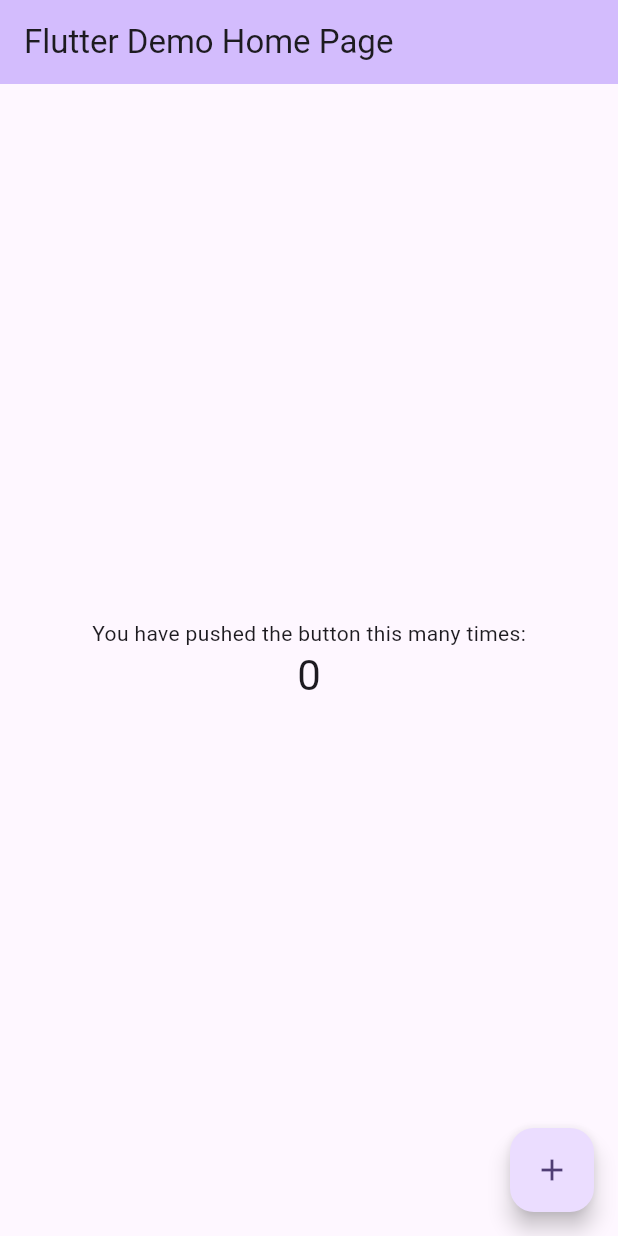
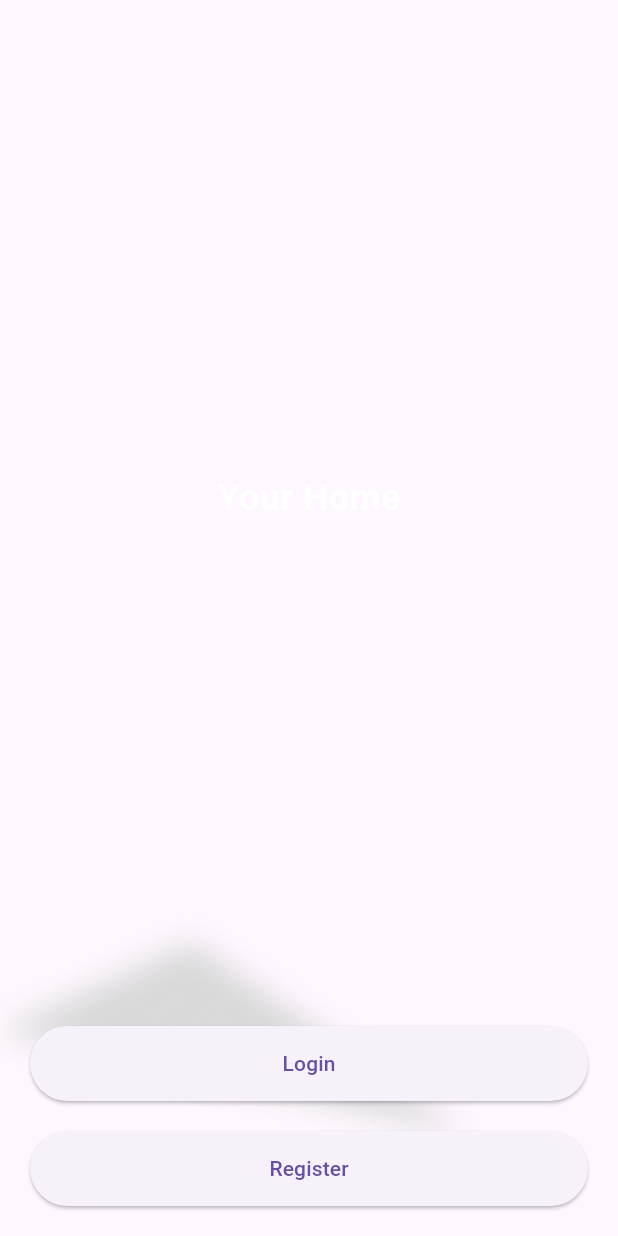
Before and after one commit to mellivora24/YourHome, a Flutter app: the screen it shows after launch, on a phone screen of 412 x 824 dp. Run offline on Flutter 3.47's test engine with Material 3 defaults, Android fonts, the phone set to English and light mode, and no system bars.

Commit message:
Clean folder

```diff
--- a/lib/main.dart
+++ b/lib/main.dart
@@ -1,125 +1,25 @@
 import 'package:flutter/material.dart';
+import 'package:yourhome/utils/routers.dart';
 
 void main() {
-  runApp(const MyApp());
+  WidgetsFlutterBinding.ensureInitialized();
+  runApp(MyApp());
 }
 
 class MyApp extends StatelessWidget {
   const MyApp({super.key});
 
-  // This widget is the root of your application.
   @override
   Widget build(BuildContext context) {
     return MaterialApp(
-      title: 'Flutter Demo',
+      title: 'Your Home',
       theme: ThemeData(
-        // This is the theme of your application.
-        //
-        // TRY THIS: Try running your application with "flutter run". You'll see
-        // the application has a purple toolbar. Then, without quitting the app,
-        // try changing the seedColor in the colorScheme below to Colors.green
-        // and then invoke "hot reload" (save your changes or press the "hot
-        // reload" button in a Flutter-supported IDE, or press "r" if you used
-        // the command line to start the app).
-        //
-        // Notice that the counter didn't reset back to zero; the application
-        // state is not lost during the reload. To reset the state, use hot
-        // restart instead.
-        //
-        // This works for code too, not just values: Most code changes can be
-        // tested with just a hot reload.
-        colorScheme: ColorScheme.fromSeed(seedColor: Colors.deepPurple),
-        useMaterial3: true,
+        primarySwatch: Colors.blue,
+        visualDensity: VisualDensity.adaptivePlatformDensity,
       ),
-      home: const MyHomePage(title: 'Flutter Demo Home Page'),
+      routes: AppRoutes.routes,
+      initialRoute: AppRoutes.LANDINGPAGE,
+      debugShowCheckedModeBanner: false,
     );
   }
 }
-
-class MyHomePage extends StatefulWidget {
-  const MyHomePage({super.key, required this.title});
-
-  // This widget is the home page of your application. It is stateful, meaning
-  // that it has a State object (defined below) that contains fields that affect
-  // how it looks.
-
-  // This class is the configuration for the state. It holds the values (in this
-  // case the title) provided by the parent (in this case the App widget) and
-  // used by the build method of the State. Fields in a Widget subclass are
-  // always marked "final".
-
-  final String title;
-
-  @override
-  State<MyHomePage> createState() => _MyHomePageState();
-}
-
-class _MyHomePageState extends State<MyHomePage> {
-  int _counter = 0;
-
-  void _incrementCounter() {
-    setState(() {
-      // This call to setState tells the Flutter framework that something has
-      // changed in this State, which causes it to rerun the build method below
-      // so that the display can reflect the updated values. If we changed
-      // _counter without calling setState(), then the build method would not be
-      // called again, and so nothing would appear to happen.
-      _counter++;
-    });
-  }
-
-  @override
-  Widget build(BuildContext context) {
-    // This method is rerun every time setState is called, for instance as done
-    // by the _incrementCounter method above.
-    //
-    // The Flutter framework has been optimized to make rerunning build methods
-    // fast, so that you can just rebuild anything that needs updating rather
-    // than having to individually change instances of widgets.
-    return Scaffold(
-      appBar: AppBar(
-        // TRY THIS: Try changing the color here to a specific color (to
-        // Colors.amber, perhaps?) and trigger a hot reload to see the AppBar
-        // change color while the other colors stay the same.
-        backgroundColor: Theme.of(context).colorScheme.inversePrimary,
-        // Here we take the value from the MyHomePage object that was created by
-        // the App.build method, and use it to set our appbar title.
-        title: Text(widget.title),
-      ),
-      body: Center(
-        // Center is a layout widget. It takes a single child and positions it
-        // in the middle of the parent.
-        child: Column(
-          // Column is also a layout widget. It takes a list of children and
-          // arranges them vertically. By default, it sizes itself to fit its
-          // children horizontally, and tries to be as tall as its parent.
-          //
-          // Column has various properties to control how it sizes itself and
-          // how it positions its children. Here we use mainAxisAlignment to
-          // center the children vertically; the main axis here is the vertical
-          // axis because Columns are vertical (the cross axis would be
-          // horizontal).
-          //
-          // TRY THIS: Invoke "debug painting" (choose the "Toggle Debug Paint"
-          // action in the IDE, or press "p" in the console), to see the
-          // wireframe for each widget.
-          mainAxisAlignment: MainAxisAlignment.center,
-          children: <Widget>[
-            const Text(
-              'You have pushed the button this many times:',
-            ),
-            Text(
-              '$_counter',
-              style: Theme.of(context).textTheme.headlineMedium,
-            ),
-          ],
-        ),
-      ),
-      floatingActionButton: FloatingActionButton(
-        onPressed: _incrementCounter,
-        tooltip: 'Increment',
-        child: const Icon(Icons.add),
-      ), // This trailing comma makes auto-formatting nicer for build methods.
-    );
-  }
-}
--- /dev/null
+++ b/lib/utils/routers.dart
@@ -0,0 +1,9 @@
+import 'package:yourhome/views/screens/landing_page/LandingPage.dart';
+
+class AppRoutes {
+  static const LANDINGPAGE = '/landingpage';
+
+  static final routes = {
+    LANDINGPAGE: (context) => LandingPage(),
+  };
+}
--- /dev/null
+++ b/lib/views/screens/landing_page/LandingPage.dart
@@ -0,0 +1,73 @@
+import 'package:flutter/material.dart';
+
+class LandingPage extends StatefulWidget {
+  const LandingPage({super.key});
+
+  @override
+  State<LandingPage> createState() => _LandingPageState();
+}
+
+class _LandingPageState extends State<LandingPage> {
+  @override
+  Widget build(BuildContext context) {
+    return Scaffold(
+      body: DecoratedBox(
+          decoration: BoxDecoration(
+            image: DecorationImage(
+              image: AssetImage('assets/images/background.png'),
+              fit: BoxFit.cover,
+            ),
+          ),
+          child: Column(
+            children: [
+              Expanded(
+                child: Center(
+                  child: Column(
+                    mainAxisAlignment: MainAxisAlignment.center,
+                    children: [
+                      Text(
+                        'Your Home',
+                        style: TextStyle(
+                          fontSize: 24,
+                          fontWeight: FontWeight.bold,
+                          color: Colors.white,
+                        ),
+                      ),
+                    ],
+                  ),
+                ),
+              ),
+              Padding(
+                padding: const EdgeInsets.all(20),
+                child: Column(
+                  children: [
+                    SizedBox(
+                      width: double.infinity,
+                      height: 50,
+                      child: ElevatedButton(
+                        onPressed: () {
+                          Navigator.pushNamed(context, '/login');
+                        },
+                        child: Text('Login'),
+                      ),
+                    ),
+                    SizedBox(height: 20),
+                    SizedBox(
+                      width: double.infinity,
+                      height: 50,
+                      child: ElevatedButton(
+                        onPressed: () {
+                          Navigator.pushNamed(context, '/register');
+                        },
+                        child: Text('Register'),
+                      ),
+                    ),
+                  ],
+                ),
+              ),
+            ],
+          ),
+      )
+    );
+  }
+}
```
Also changed, not shown: pubspec.yaml (+3 -69 lines), assets/images/background.png (added), lib/views/widgets/ButtonWidget.dart (added), 1 other file.
